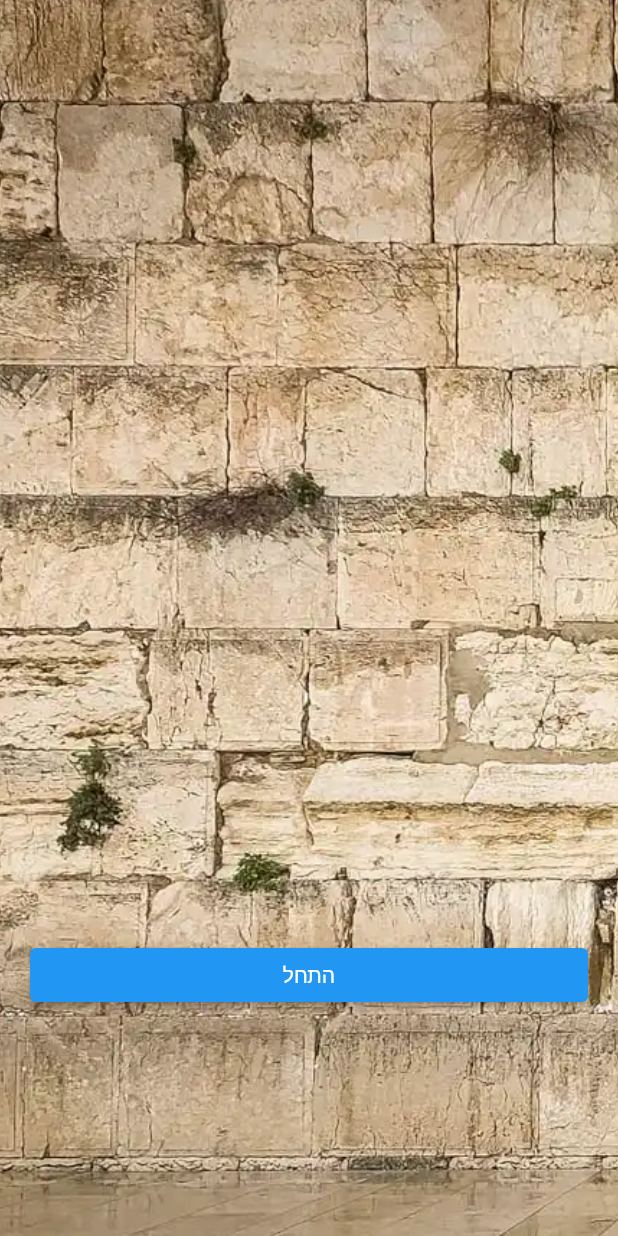
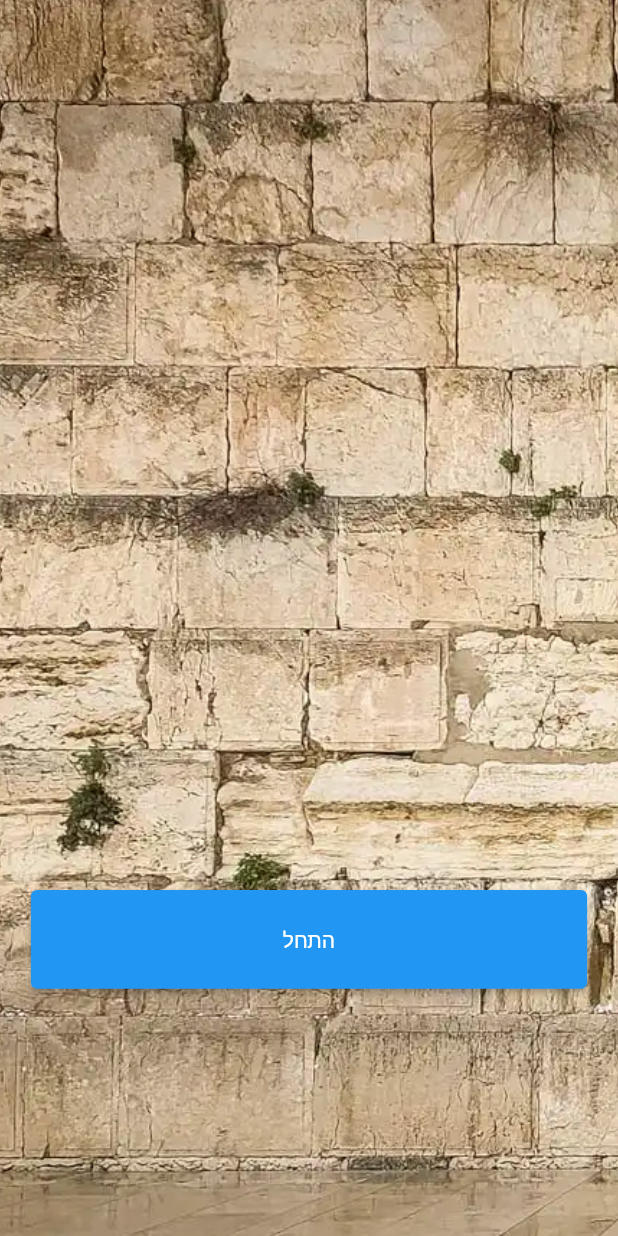
Before and after one commit to puzolabs/hamikdash-frontend, a Flutter app: the screen it shows after launch, on a phone screen of 412 x 824 dp. Run offline on Flutter 3.47's test engine with Material 2 defaults, Android fonts, the phone set to English and light mode, and no system bars.

Commit message:
use dimensions relative to screen size

```diff
--- a/hamikdash_sheli/lib/pages/welcome_page.dart
+++ b/hamikdash_sheli/lib/pages/welcome_page.dart
@@ -20,6 +20,9 @@ class WelcomePage extends StatelessWidget {
 
   @override
   Widget build(BuildContext context) {
+    double screenWidth = MediaQuery.of(context).size.width;
+    double screenHeight = MediaQuery.of(context).size.height;
+
     return Scaffold(
       body: Directionality(
         textDirection: TextDirection.rtl,
@@ -34,10 +37,11 @@ class WelcomePage extends StatelessWidget {
               ),
             ),
             Container(
-              padding: const EdgeInsets.fromLTRB(20, 0, 20, 150),
+              padding: EdgeInsets.fromLTRB(screenWidth * 0.05, 0, screenWidth * 0.05, screenHeight * 0.2), //const EdgeInsets.fromLTRB(20, 0, 20, 150),
               alignment: Alignment.bottomCenter,
               child: SizedBox(
                 width: double.infinity,
+                height: screenHeight * 0.08,
                 child: ElevatedButton(
                   onPressed: () {
                     _goToVisitsPage(context);
```
